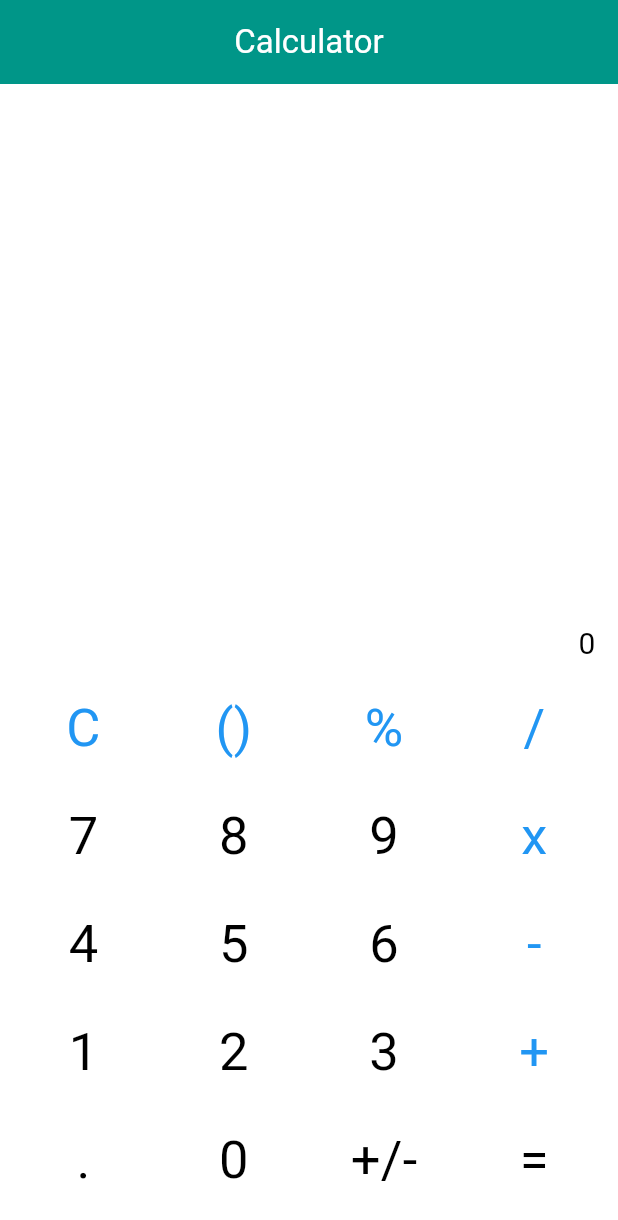
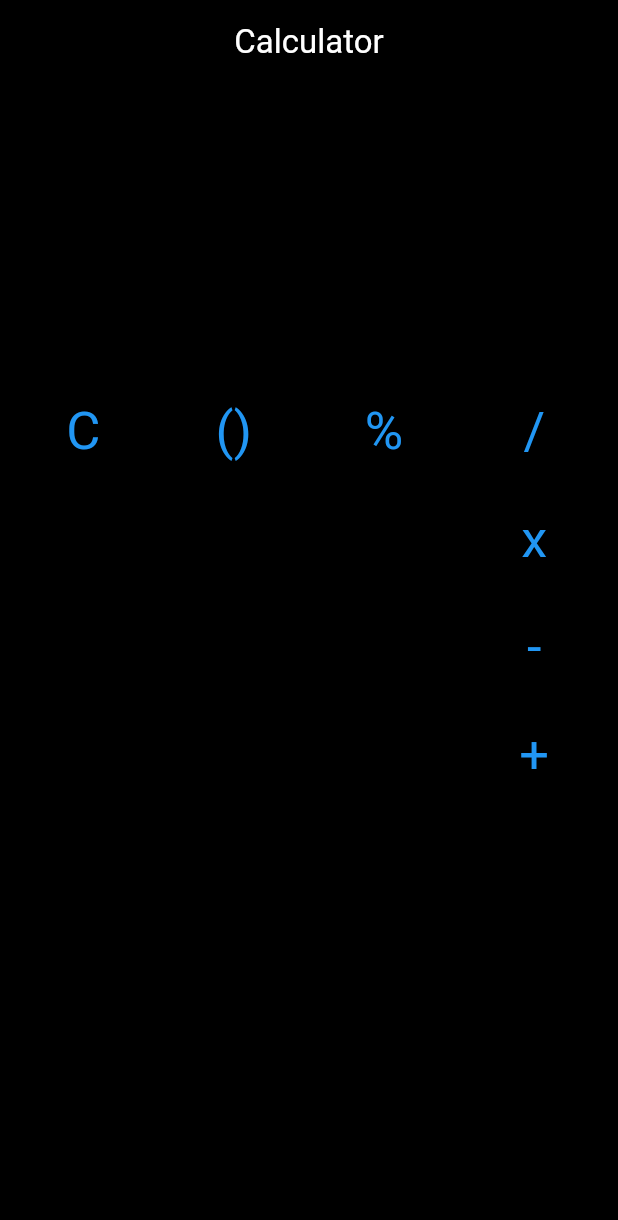
Before and after one commit to Sardar219/Calculator-App, a Flutter app: the screen it shows after launch, on a phone screen of 412 x 824 dp. Shown: the top 1220 px of the screen. Run offline on Flutter 3.47's test engine with Material 3 defaults, Android fonts, the phone set to English and light mode, and no system bars.

Commit message:
modify it

```diff
--- a/lib/main.dart
+++ b/lib/main.dart
@@ -36,12 +36,13 @@ class _CalculatorState extends State<Calculator> {
       );
     }
     return MaterialApp(
+      theme: ThemeData.dark(),
       debugShowCheckedModeBanner: false,
 
       home: Scaffold(
-        backgroundColor: Colors.white,
+        backgroundColor: Colors.black,
         appBar: AppBar(
-          backgroundColor: Colors.teal,
+          backgroundColor: Colors.black,
           foregroundColor: Colors.white,
           title: Text("Calculator"),
           centerTitle: true,
@@ -49,8 +50,14 @@ class _CalculatorState extends State<Calculator> {
         body: Padding(
           padding: EdgeInsets.symmetric(horizontal: 5),
           child: Column(
-            mainAxisAlignment: MainAxisAlignment.end,
             children: [
+              Padding(padding: EdgeInsets.symmetric(horizontal: 25,vertical: 30),
+              child: TextField(
+                style: TextStyle(fontSize: 50),
+                decoration: InputDecoration(
+                  border: InputBorder.none,
+                ),
+              ),),
           //   Calculator display
               Row(
                 mainAxisAlignment: MainAxisAlignment.end,
```
